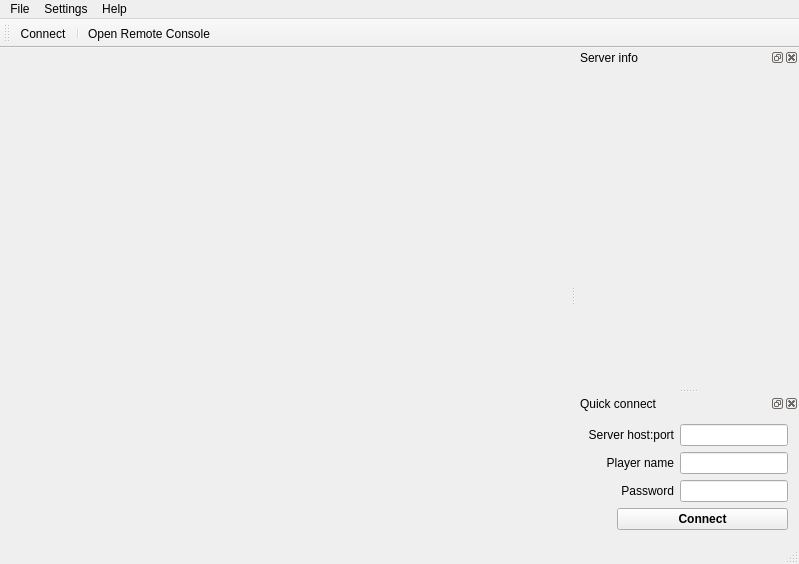
The window that src/main_window.ui (navrocky/urtconnector) describes before a commit, drawn with Qt 5.
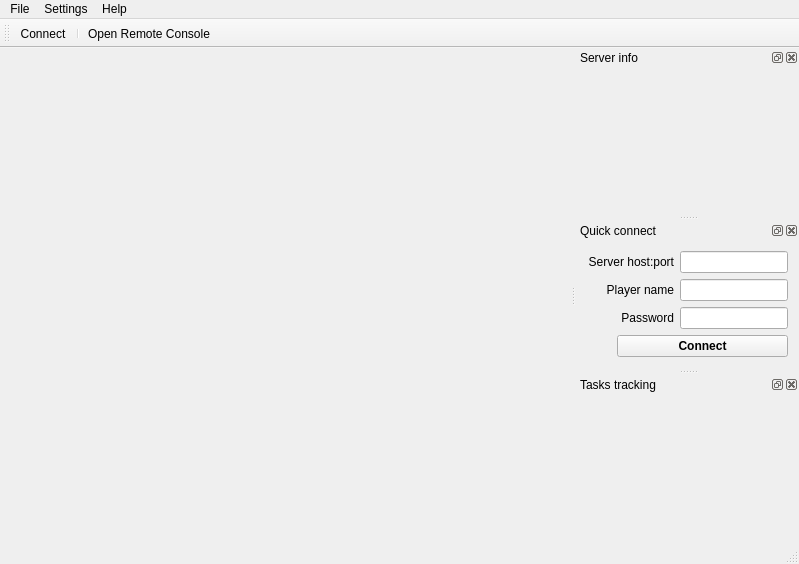
The same window after the commit. Icons and pictures are not drawn. Custom widgets are drawn as their Qt base class.

```diff
--- a/src/main_window.ui
+++ b/src/main_window.ui
@@ -197,6 +197,15 @@
    <addaction name="actionOpenRemoteConsole"/>
   </widget>
   <widget class="QStatusBar" name="status_bar"/>
+  <widget class="QDockWidget" name="tasks_tracking_dock">
+   <property name="windowTitle">
+    <string>Tasks tracking</string>
+   </property>
+   <attribute name="dockWidgetArea">
+    <number>2</number>
+   </attribute>
+   <widget class="QWidget" name="dockWidgetContents"/>
+  </widget>
   <action name="actionQuit">
    <property name="icon">
     <iconset resource="images.qrc">
```
Left out of the diff: 2 changed lines with no effect on the pictures.
